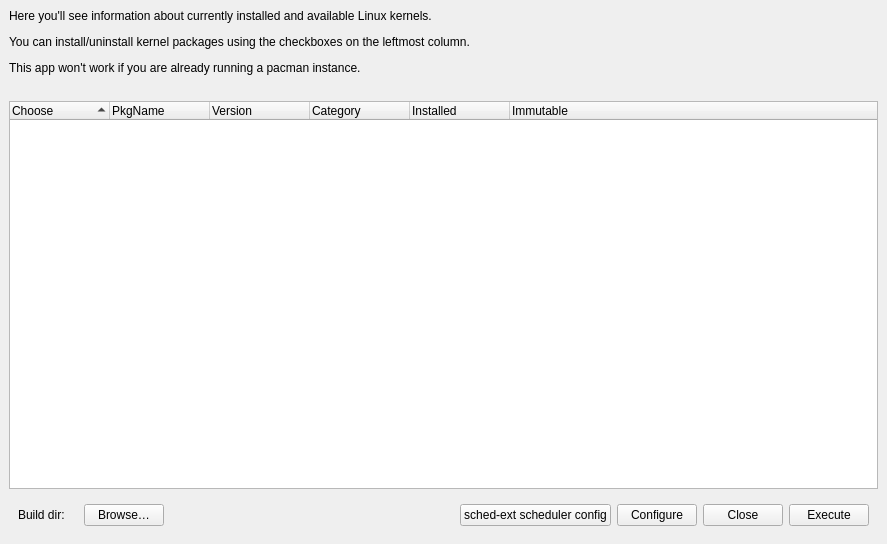
This is src/km-window.ui in MadGoatHaz/kernel-manager as Qt 5 draws it before an edit. The edited form follows.
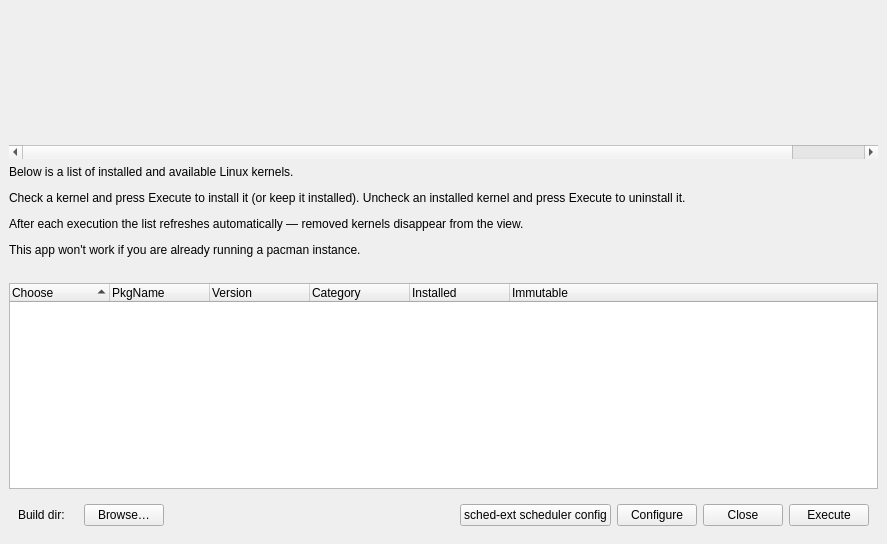
This is the edited form.

Commit message: feat(chunk-2): add Active Kernel Info header + rewrite instruction text

What changed in the file:
```diff
--- a/src/km-window.ui
+++ b/src/km-window.ui
@@ -18,13 +18,44 @@
    </property>
   <widget class="QWidget" name="centralwidget">
    <layout class="QVBoxLayout" name="verticalLayout">
+    <item>
+     <widget class="QScrollArea" name="kernelInfoScroll">
+      <property name="frameShape">
+       <enum>QFrame::Shape::NoFrame</enum>
+      </property>
+      <property name="horizontalScrollBarPolicy">
+       <enum>Qt::ScrollBarPolicy::ScrollBarAsNeeded</enum>
+      </property>
+      <property name="verticalScrollBarPolicy">
+       <enum>Qt::ScrollBarPolicy::ScrollBarAlwaysOff</enum>
+      </property>
+      <property name="widgetResizable">
+       <bool>true</bool>
+      </property>
+      <property name="maximumSize">
+       <size>
+        <width>16777215</width>
+        <height>150</height>
+       </size>
+      </property>
+      <widget class="QFrame" name="kernelInfoHeader">
+       <property name="minimumSize">
+        <size>
+         <width>950</width>
+         <height>0</height>
+        </size>
+       </property>
+      </widget>
+     </widget>
+    </item>
     <item>
      <widget class="QLabel" name="label">
       <property name="text">
        <string>&lt;html&gt;
 &lt;body&gt;
-&lt;p&gt;Here you'll see information about currently installed and available Linux kernels.&lt;/p&gt;
-&lt;p&gt;You can install/uninstall kernel packages using the checkboxes on the leftmost column.&lt;/p&gt;
+&lt;p&gt;Below is a list of installed and available Linux kernels.&lt;/p&gt;
+&lt;p&gt;Check a kernel and press Execute to install it (or keep it installed). Uncheck an installed kernel and press Execute to uninstall it.&lt;/p&gt;
+&lt;p&gt;After each execution the list refreshes automatically — removed kernels disappear from the view.&lt;/p&gt;
 &lt;p&gt;This app won't work if you are already running a pacman instance.&lt;/p&gt;
 &lt;/body&gt;
 &lt;/html&gt;</string>
```
The commit also changes 3 other files.
